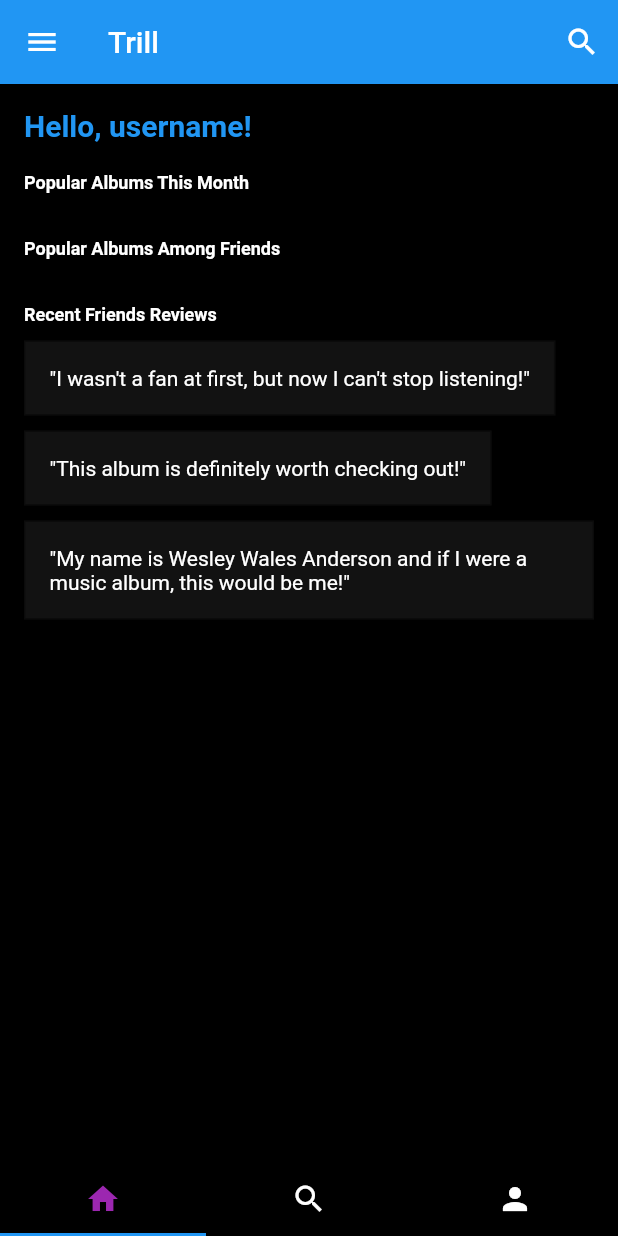
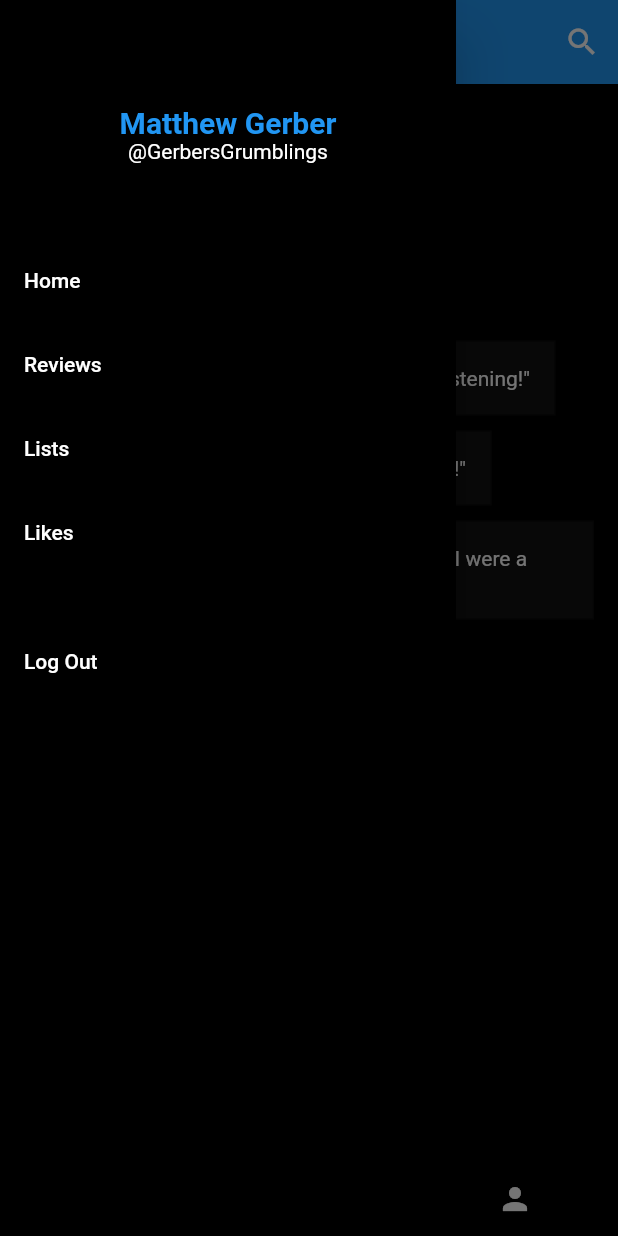
Before and after one commit to TrillAppTeam/trill, a Flutter app: the HomeScreen screen opened by its route, with the side drawer open (before the commit the screen has no drawer), on a phone screen of 412 x 824 dp. Run offline on Flutter 3.47's test engine with Material 2 defaults, Android fonts, the phone set to English and light mode, and no system bars.

Commit message:
merged sidebar changes into home.dart

```diff
--- a/mobile/lib/pages/home.dart
+++ b/mobile/lib/pages/home.dart
@@ -8,12 +8,6 @@ class HomeScreen extends StatelessWidget {
     return Scaffold(
       appBar: AppBar(
         title: Text('Trill'),
-        leading: IconButton(
-          icon: Icon(Icons.menu),
-          onPressed: () {
-            // Open sidebar
-          },
-        ),
         actions: [
           IconButton(
             icon: Icon(Icons.search),
@@ -26,6 +20,65 @@ class HomeScreen extends StatelessWidget {
             },
           )
         ],
+      ),
+      drawer: Drawer(
+        child: Container(
+          color: Colors.black,
+          child: ListView(
+            padding: EdgeInsets.zero,
+            children: [
+              SizedBox(height: 70),
+              Column(children: [
+                const Text(
+                  'Matthew Gerber',
+                  style: TextStyle(
+                    color: Colors.blue,
+                    fontSize: 20,
+                    fontWeight: FontWeight.bold,
+                  ),
+                ),
+                const Text('@GerbersGrumblings'),
+              ]),
+              SizedBox(height: 50),
+              ListTile(
+                title: const Text('Home'),
+                onTap: () {
+                  Navigator.pop(context);
+                  Navigator.pushNamed(context, '/home');
+                },
+              ),
+              ListTile(
+                title: const Text('Reviews'),
+                onTap: () {
+                  Navigator.pop(context);
+                  Navigator.pushNamed(context, '/profile');
+                },
+              ),
+              ListTile(
+                title: const Text('Lists'),
+                onTap: () {
+                  Navigator.pop(context);
+                  Navigator.pushNamed(context, '/profile');
+                },
+              ),
+              ListTile(
+                title: const Text('Likes'),
+                onTap: () {
+                  Navigator.pop(context);
+                  Navigator.pushNamed(context, '/profile');
+                },
+              ),
+              SizedBox(height: 30),
+              ListTile(
+                title: const Text('Log Out'),
+                onTap: () {
+                  Navigator.pop(context);
+                  Navigator.pushNamed(context, '/login');
+                },
+              ),
+            ],
+          ),
+        ),
       ),
       body: Container(
         padding: const EdgeInsets.all(16.0),
@@ -40,7 +93,6 @@ class HomeScreen extends StatelessWidget {
                   color: Colors.blue,
                   fontSize: 20,
                   fontWeight: FontWeight.bold,
-                  fontFamily: 'Roboto',
                 ),
               ),
               SizedBox(height: 20),
@@ -51,7 +103,6 @@ class HomeScreen extends StatelessWidget {
                   color: Colors.white,
                   fontSize: 12,
                   fontWeight: FontWeight.bold,
-                  fontFamily: 'Roboto',
                 ),
               ),
               SizedBox(height: 10),
@@ -64,7 +115,6 @@ class HomeScreen extends StatelessWidget {
                   color: Colors.white,
                   fontSize: 12,
                   fontWeight: FontWeight.bold,
-                  fontFamily: 'Roboto',
                 ),
               ),
               SizedBox(height: 10),
@@ -77,7 +127,6 @@ class HomeScreen extends StatelessWidget {
                   color: Colors.white,
                   fontSize: 12,
                   fontWeight: FontWeight.bold,
-                  fontFamily: 'Roboto',
                 ),
               ),
               SizedBox(height: 10),
```
